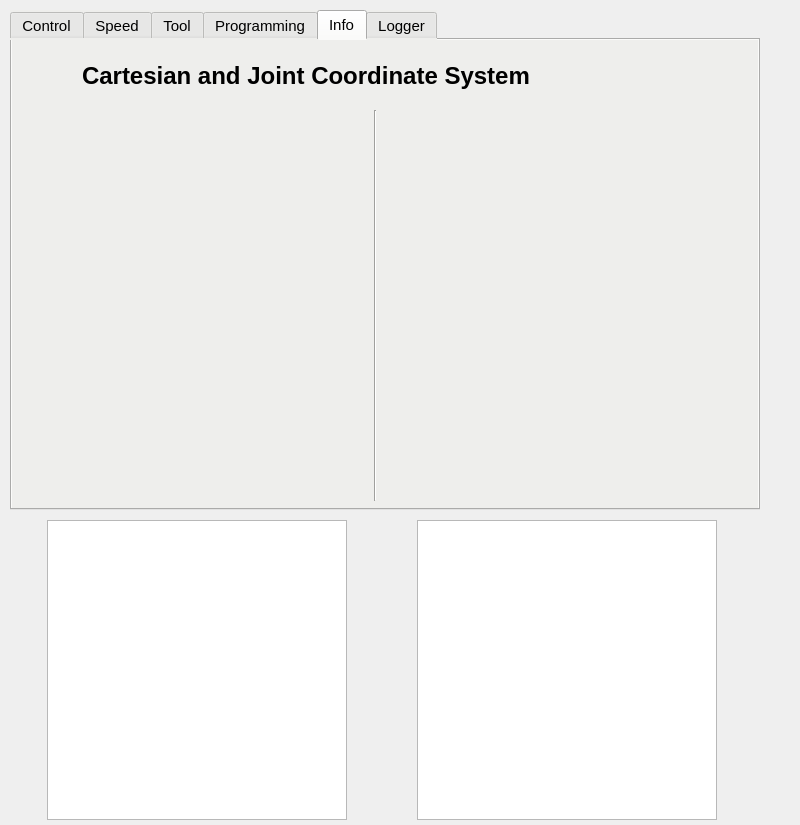
This is dobot_menu/resource/DobotControlPanel_layout.ui in SaltworkerMLU/magician_ros2 as Qt 5 draws it before an edit. The edited form follows.
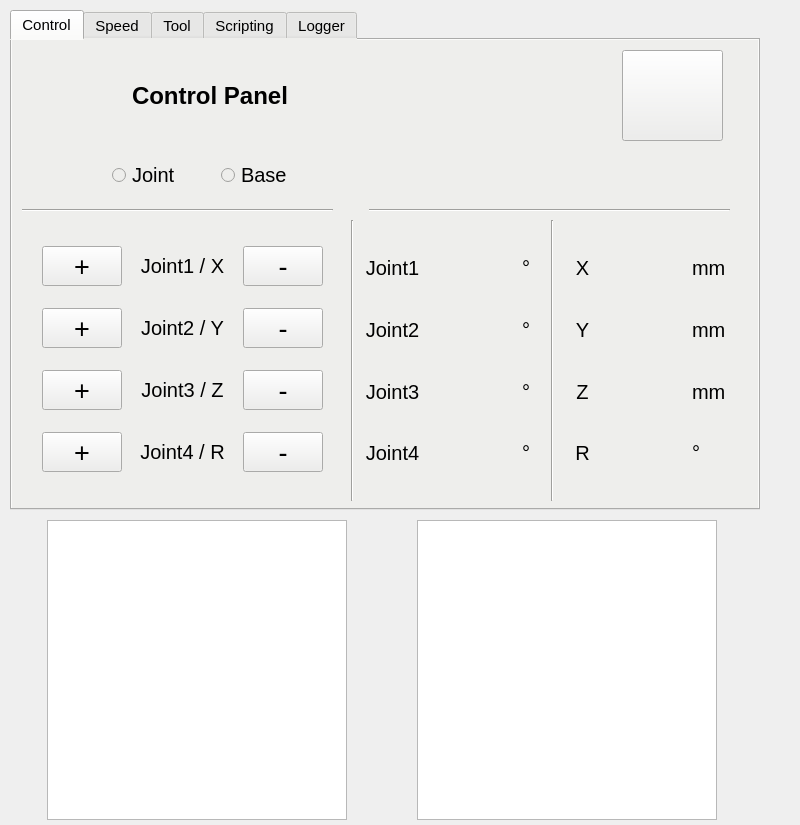
This is the edited form. The open tabs and pages were chosen to show the change. Icons and pictures are not drawn.

Commit message: Add trajectory validator to arc motion, a separate DOCUMENTATION.md for details on the src, and more

```diff
--- a/dobot_menu/resource/DobotControlPanel_layout.ui
+++ b/dobot_menu/resource/DobotControlPanel_layout.ui
@@ -2758,7 +2758,7 @@
       -->
       <widget class="QWidget" name="ProgrammingTab">
         <attribute name="title">
-          <string>Programming</string>
+          <string>Scripting</string>
         </attribute>
 
         <!-- Add Bash Logo -->
@@ -4086,122 +4086,6 @@
       </widget>
 
       <!--
-      ========================= Info Tab =========================
-      -->
-      <widget class="QWidget" name="InfoTab">
-        <attribute name="title">
-          <string>Info</string>
-        </attribute>
-
-        <!-- Add question mark logo at top left corner -->
-        <widget class="QLabel" name="InfoIcon">
-          <property name="geometry">
-            <rect>
-              <x>10</x>
-              <y>10</y>
-              <width>51</width>
-              <height>51</height>
-            </rect>
-          </property>
-          <property name="text">
-            <string/>
-          </property>
-          <property name="pixmap">
-            <pixmap>images/info.png</pixmap>
-          </property>
-          <property name="scaledContents">
-            <bool>true</bool>
-          </property>
-        </widget>
-
-        <!-- 
-        Add Text next to question mark logo saying:
-        "cartesian and joint coordinate system"
-        -->
-        <widget class="QLabel" name="InfoText">
-          <property name="geometry">
-            <rect>
-              <x>70</x>
-              <y>10</y>
-              <width>750</width>
-              <height>51</height>
-            </rect>
-          </property>
-          <property name="font">
-            <font>
-              <pointsize>18</pointsize>
-              <weight>75</weight>
-              <bold>true</bold>
-            </font>
-          </property>
-          <property name="text">
-            <string>Cartesian and Joint Coordinate System</string>
-          </property>
-        </widget>
-
-        <!-- Add vertical line to separate text and images -->
-        <widget class="Line" name="InfoHLine">
-          <property name="geometry">
-            <rect>
-              <x>353</x>
-              <y>70</y>
-              <width>20</width>
-              <height>391</height>
-            </rect>
-          </property>
-          <property name="orientation">
-            <enum>Qt::Vertical</enum>
-          </property>
-        </widget>
-
-        <!-- Cartesian coordinate system image -->
-        <widget class="QLabel" name="CartesianSystemImage">
-          <property name="geometry">
-            <rect>
-              <x>10</x>
-              <y>110</y>
-              <width>341</width>
-              <height>291</height>
-            </rect>
-          </property>
-          <property name="styleSheet">
-            <string notr="true"/>
-          </property>
-          <property name="text">
-            <string/>
-          </property>
-          <property name="pixmap">
-            <pixmap>images/cartesian_system.png</pixmap>
-          </property>
-          <property name="scaledContents">
-            <bool>true</bool>
-          </property>
-        </widget>
-
-        <!-- Joint coordinate system image -->
-        <widget class="QLabel" name="JointSystemImage">
-          <property name="geometry">
-            <rect>
-              <x>380</x>
-              <y>110</y>
-              <width>341</width>
-              <height>291</height>
-            </rect>
-          </property>
-          <property name="text">
-            <string/>
-          </property>
-          <property name="pixmap">
-            <pixmap>images/dobot_joints_system.png</pixmap>
-          </property>
-          <property name="scaledContents">
-            <bool>true</bool>
-          </property>
-        </widget>
-
-      </widget>
-
-      <!--
       ========================= Logger Tab =========================
       -->
       <widget class="QWidget" name="LoggerTab">
```
Left out of the diff: 64 changed lines with no effect on the pictures. The commit also changes 58 other files.
